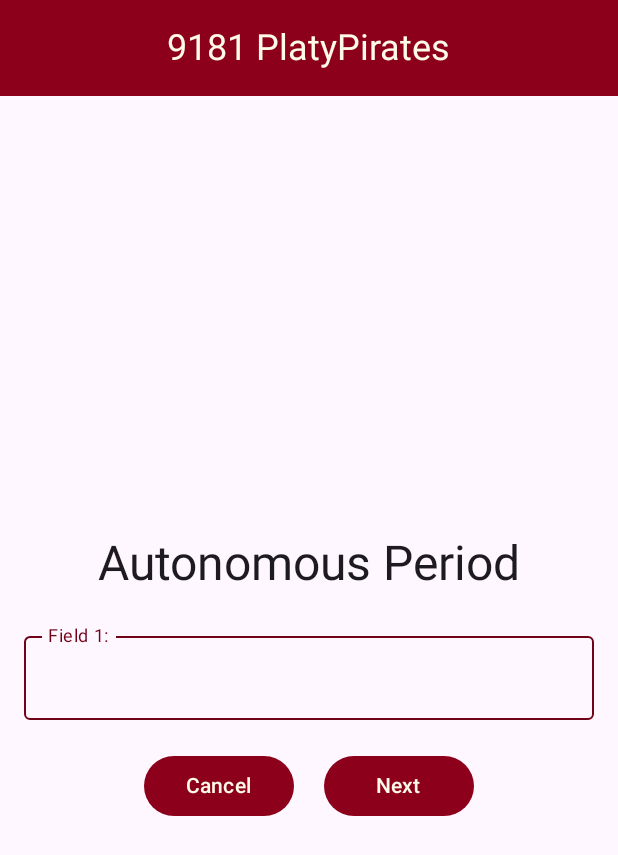
After one commit to danicanhackit/ScoutingApp, an Android app built with Jetpack Compose: the composable AddReport1 shown on its own in the app's theme, on a phone screen of 412 x 824 dp. The commit adds this screen. Shown: the top 855 px of the screen. Run offline under Robolectric (Android 15) with nearby library versions, the phone set to English and light mode, and no system bars.

```diff
--- /dev/null
+++ b/app/src/main/java/com/example/scout/AddReport1.kt
@@ -0,0 +1,101 @@
+package com.example.scout
+
+import androidx.compose.foundation.layout.*
+import androidx.compose.foundation.layout.Column
+import androidx.compose.foundation.layout.Row
+import androidx.compose.foundation.layout.Spacer
+import androidx.compose.foundation.layout.fillMaxSize
+import androidx.compose.foundation.layout.fillMaxWidth
+import androidx.compose.foundation.layout.height
+import androidx.compose.foundation.layout.padding
+import androidx.compose.foundation.layout.width
+import androidx.compose.material3.Button
+import androidx.compose.material3.CenterAlignedTopAppBar
+import androidx.compose.material3.ExperimentalMaterial3Api
+import androidx.compose.material3.MaterialTheme
+import androidx.compose.material3.OutlinedTextField
+import androidx.compose.material3.*
+import androidx.compose.runtime.*
+import androidx.compose.ui.*
+import androidx.compose.ui.Modifier
+import androidx.compose.ui.platform.LocalContext
+import androidx.compose.ui.text.TextStyle
+import androidx.compose.ui.text.input.TextFieldValue
+import androidx.compose.ui.tooling.preview.Preview
+import androidx.compose.ui.unit.dp
+import androidx.navigation.NavHostController
+import androidx.navigation.testing.TestNavHostController
+import com.example.scout.ui.theme.ScoutTheme
+import com.example.scout.ui.theme.*
+
+@OptIn(ExperimentalMaterial3Api::class)
+@Composable
+fun AddReport1(navController: NavHostController){
+    var field1 by remember { mutableStateOf(TextFieldValue(" "))}
+    Column {
+        CenterAlignedTopAppBar(
+            title = {
+                Text(
+                    text = "9181 PlatyPirates",
+                    style = MaterialTheme.typography.headlineSmall
+                )
+            }
+        )
+        Spacer(modifier = Modifier.height(16.dp))
+
+        Column(
+            modifier = Modifier
+                .fillMaxSize()
+                .padding(16.dp),
+            verticalArrangement = Arrangement.Center,
+            horizontalAlignment = Alignment.CenterHorizontally
+        ) {
+            // update for actual event name
+            Text(text = "Autonomous Period", style = MaterialTheme.typography.headlineLarge)
+            Spacer(modifier = Modifier.height(20.dp))
+
+            OutlinedTextField(
+                value = field1,
+                onValueChange = { field1 = it },
+                label = { Text("Field 1:", color = Burgundy)},
+                textStyle = TextStyle(color = Burgundy),
+                colors = TextFieldDefaults.outlinedTextFieldColors(
+                    focusedBorderColor = PlatyRed,
+                    unfocusedBorderColor = Burgundy,
+                    cursorColor = Burgundy
+                ),
+                modifier = Modifier.fillMaxWidth()
+            )
+            Spacer(modifier = Modifier.height(20.dp))
+            Row {
+                Button(
+                    onClick = {
+                        navController.navigate("home")
+                    },
+                    modifier = Modifier.width(100.dp)
+                ) {
+                    Text(text = "Cancel")
+                }
+                Spacer(modifier = Modifier.width(20.dp))
+                Button(
+                    onClick = {
+                        // add fields to database
+                        navController.navigate("addReport2")
+                    },
+                    modifier = Modifier.width(100.dp)
+                ) {
+                    Text(text = "Next")
+                }
+            }
+        }
+    }
+}
+
+@Preview(showBackground = true)
+@Composable
+fun AddReport1Preview(){
+    ScoutTheme{
+        val navController = TestNavHostController(LocalContext.current)
+        AddReport1(navController)
+    }
+}
--- a/app/src/main/java/com/example/scout/EventSelection.kt
+++ b/app/src/main/java/com/example/scout/EventSelection.kt
@@ -112,6 +112,7 @@
             if (response.isSuccessful) {
                 val eventNames = response.body()?.map { it.name } // Extract event names
                 onResult(true, eventNames) // Pass the result to the callback
+                Log.d("SUCCESS", "Successful API response")
             } else {
                 onResult(false, null) // Handle error with null data
             }
--- a/app/src/main/java/com/example/scout/MainActivity.kt
+++ b/app/src/main/java/com/example/scout/MainActivity.kt
@@ -37,5 +37,6 @@
             EventSelection(eventSelectionViewModel, navController)
         }
         composable("home") { Home(navController)}
+        composable("addReport1") { AddReport1(navController)}
     }
 }
--- a/app/src/main/java/com/example/scout/api/BlueAllianceAPI.kt
+++ b/app/src/main/java/com/example/scout/api/BlueAllianceAPI.kt
@@ -17,6 +17,7 @@
     fun getTeamEvents(
         @Path("teamNumber") teamNumber: String,
         @Path("year") year: Int,
-        @Query("X-TBA-Auth-Key") apiKey: String
+        //@Query("X-TBA-Auth-Key") apiKey: String
+        @Header("X-TBA-Auth-Key") apiKey: String
     ): Call<List<TeamEventResponse>>
 }
```
